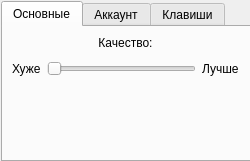
Old version of the form mainclass.ui in the repository NikDiamond/ScreIk.
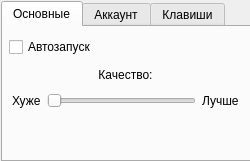
New version of the form. The open tabs and pages were chosen to show the change. Icons and pictures are not drawn. Custom widgets are drawn as their Qt base class.

Commit message: 0.2.5b | Autorun setting + some fixes

What changed in the file:
```diff
--- a/mainclass.ui
+++ b/mainclass.ui
@@ -62,6 +62,26 @@
        <property name="bottomMargin">
         <number>4</number>
        </property>
+       <item>
+        <layout class="QHBoxLayout" name="horizontalLayout_11">
+         <property name="topMargin">
+          <number>3</number>
+         </property>
+         <property name="rightMargin">
+          <number>3</number>
+         </property>
+         <property name="bottomMargin">
+          <number>3</number>
+         </property>
+         <item>
+          <widget class="QCheckBox" name="autorunBox">
+           <property name="text">
+            <string>Автозапуск</string>
+           </property>
+          </widget>
+         </item>
+        </layout>
+       </item>
        <item>
         <layout class="QHBoxLayout" name="horizontalLayout_2">
          <property name="leftMargin">
```
Left out of the diff: 4 changed lines with no effect on the pictures. The commit also changes 11 other files.
